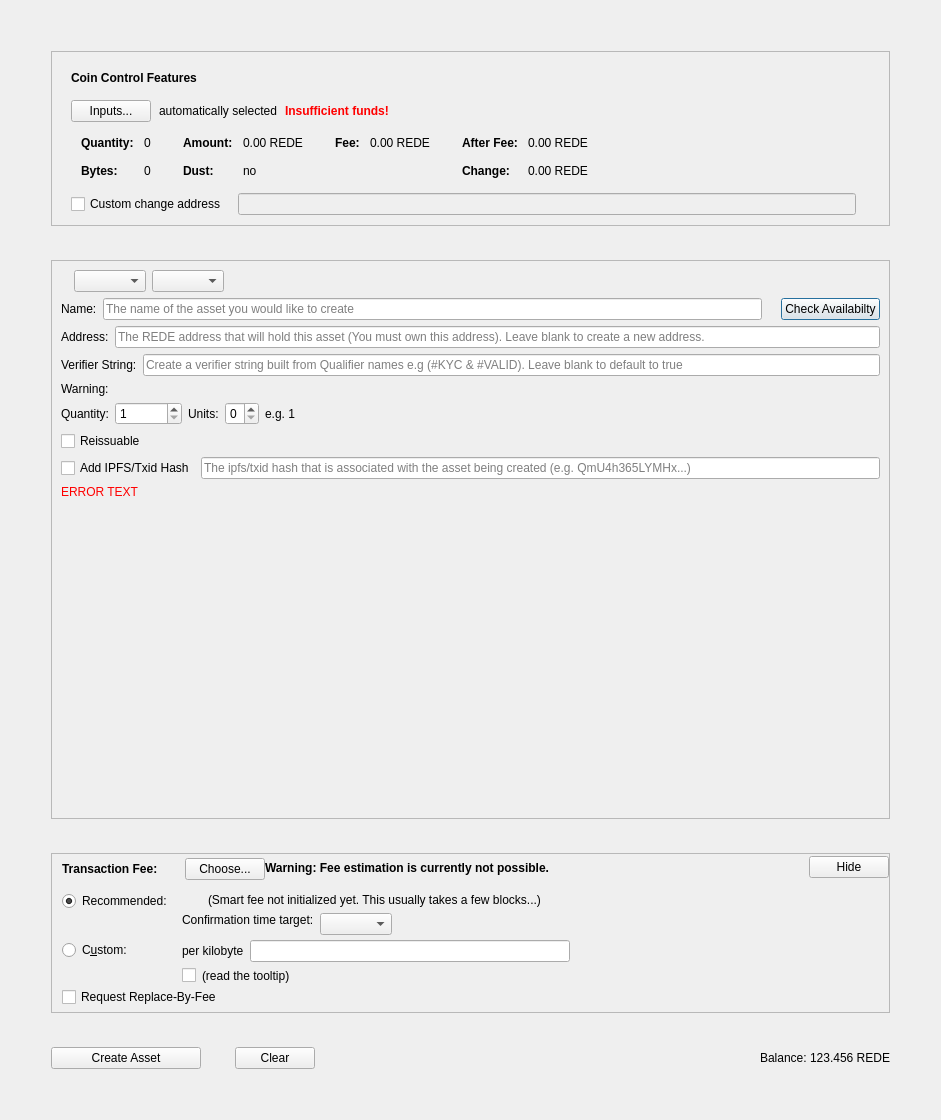
The window that src/qt/forms/createassetdialog.ui (shahepay/shahepay) describes before a commit, drawn with Qt 5.
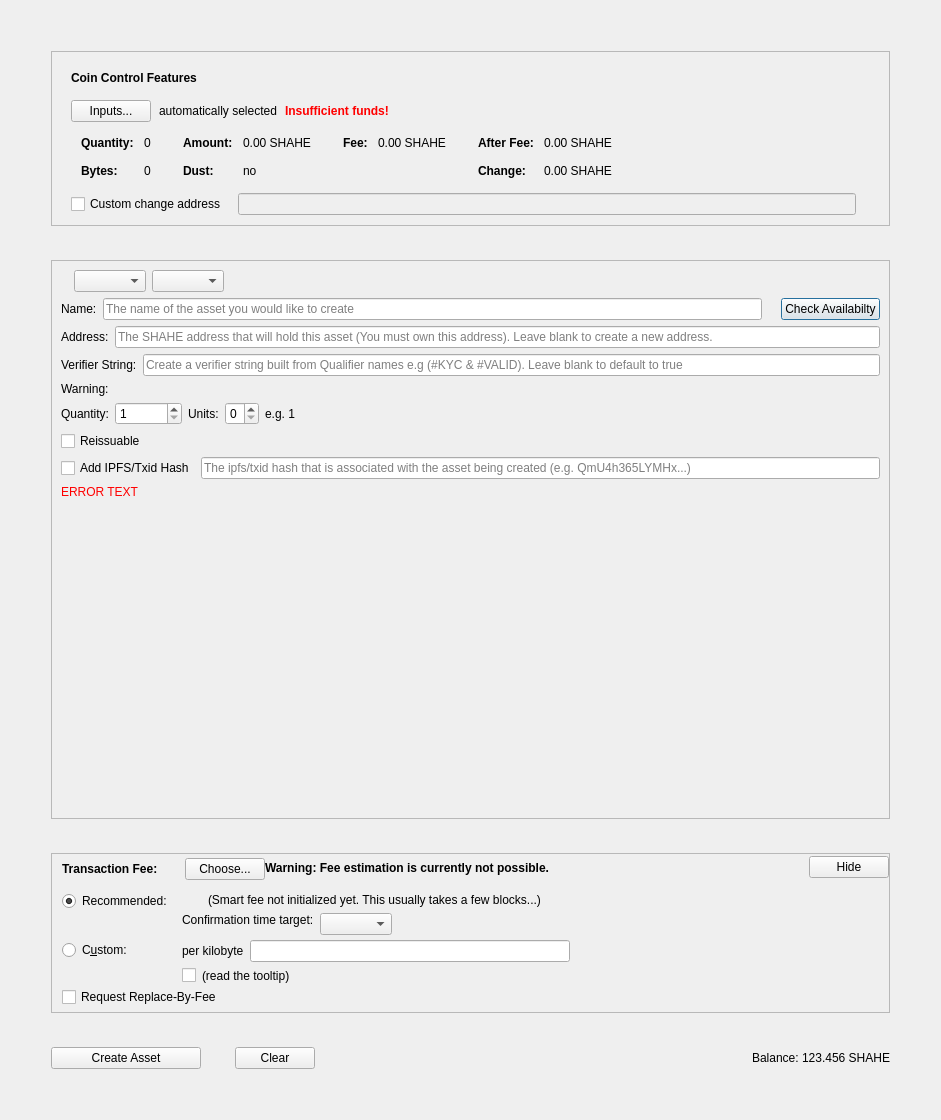
The same window after the commit. Custom widgets are drawn as their Qt base class.

What changed in the file:
```diff
--- a/src/qt/forms/createassetdialog.ui
+++ b/src/qt/forms/createassetdialog.ui
@@ -335,7 +335,7 @@
                     <enum>Qt::ActionsContextMenu</enum>
                    </property>
                    <property name="text">
-                    <string notr="true">0.00 REDE</string>
+                    <string notr="true">0.00 SHAHE</string>
                    </property>
                    <property name="textInteractionFlags">
                     <set>Qt::LinksAccessibleByMouse|Qt::TextSelectableByKeyboard|Qt::TextSelectableByMouse</set>
@@ -415,7 +415,7 @@
                     <enum>Qt::ActionsContextMenu</enum>
                    </property>
                    <property name="text">
-                    <string notr="true">0.00 REDE</string>
+                    <string notr="true">0.00 SHAHE</string>
                    </property>
                    <property name="textInteractionFlags">
                     <set>Qt::LinksAccessibleByMouse|Qt::TextSelectableByKeyboard|Qt::TextSelectableByMouse</set>
@@ -466,7 +466,7 @@
                     <enum>Qt::ActionsContextMenu</enum>
                    </property>
                    <property name="text">
-                    <string notr="true">0.00 REDE</string>
+                    <string notr="true">0.00 SHAHE</string>
                    </property>
                    <property name="textInteractionFlags">
                     <set>Qt::LinksAccessibleByMouse|Qt::TextSelectableByKeyboard|Qt::TextSelectableByMouse</set>
@@ -495,7 +495,7 @@
                     <enum>Qt::ActionsContextMenu</enum>
                    </property>
                    <property name="text">
-                    <string notr="true">0.00 REDE</string>
+                    <string notr="true">0.00 SHAHE</string>
                    </property>
                    <property name="textInteractionFlags">
                     <set>Qt::LinksAccessibleByMouse|Qt::TextSelectableByKeyboard|Qt::TextSelectableByMouse</set>
@@ -688,7 +688,7 @@
                <string/>
               </property>
               <property name="placeholderText">
-               <string>The REDE address that will hold this asset (You must own this address). Leave blank to create a new address.</string>
+               <string>The SHAHE address that will hold this asset (You must own this address). Leave blank to create a new address.</string>
               </property>
              </widget>
             </item>
@@ -1420,7 +1420,7 @@
             <enum>Qt::RightToLeft</enum>
            </property>
            <property name="text">
-            <string>123.456 REDE</string>
+            <string>123.456 SHAHE</string>
            </property>
           </widget>
          </item>
```
Left out of the diff: 10 changed lines with no effect on the pictures.
